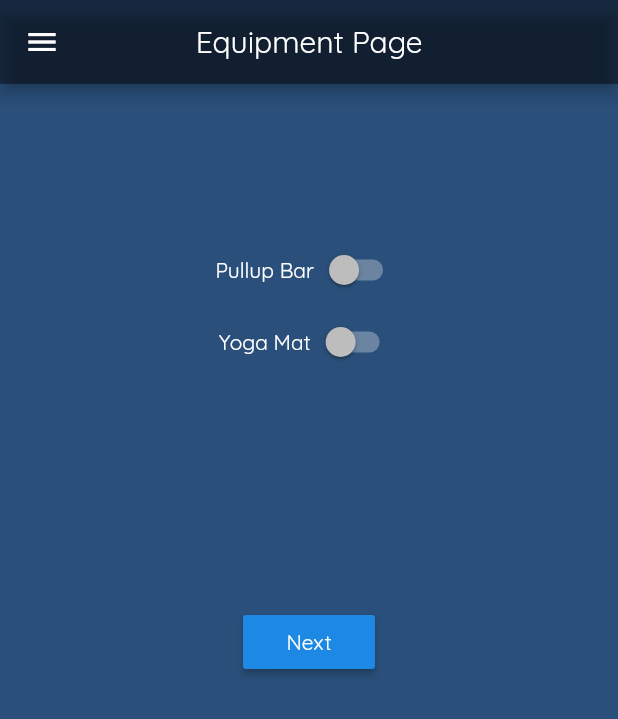
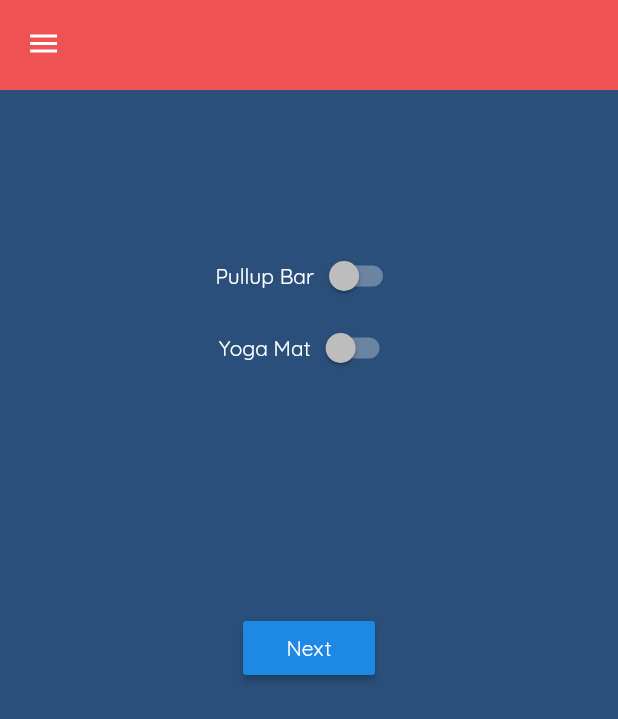
Before and after one commit to mr-scott-jordan/workout-app, a Flutter app: the EquipmentPage screen opened by its route, on a phone screen of 412 x 824 dp. Shown: the top 719 px of the screen. Run offline on Flutter 3.47's test engine with Material 2 defaults, Android fonts, the phone set to English and light mode, and no system bars; missing offline and left inert: countdown_flutter.

Commit message:
added custom drawer widget to equipment page
Added the cutom drawer animation logic to the equipment page widget.

```diff
--- a/lib/pages/equipment_page.dart
+++ b/lib/pages/equipment_page.dart
@@ -16,26 +16,87 @@ class EquipmentPage extends StatefulWidget {
   _EquipmentPageState createState() => _EquipmentPageState();
 }
 
-class _EquipmentPageState extends State<EquipmentPage> {
-  bool _pullupBar;
-  bool _yogaMat;
+class _EquipmentPageState extends State<EquipmentPage>
+    with SingleTickerProviderStateMixin {
+  AnimationController _animationController;
 
   @override
   void initState() {
     _pullupBar = false;
     _yogaMat = false;
     super.initState();
+
+    _animationController =
+        AnimationController(vsync: this, duration: Duration(milliseconds: 300));
+  }
+
+  _toggleAnimation() {
+    _animationController.isDismissed
+        ? _animationController.forward()
+        : _animationController.reverse();
   }
 
   @override
+  void dispose() {
+    _animationController.dispose();
+    super.dispose();
+  }
+
+  bool _pullupBar;
+  bool _yogaMat;
+
+  // @override
+  // void initState() {
+  //   _pullupBar = false;
+  //   _yogaMat = false;
+  //   super.initState();
+  // }
+
+  @override
   Widget build(BuildContext context) {
-    return Scaffold(
-      appBar: AppBar(
-        backgroundColor: Theme.of(context).accentColor,
-        centerTitle: true,
-        title: Text('Equipment Page'),
+    final rightSlide = MediaQuery.of(context).size.width * 0.6;
+    return AnimatedBuilder(
+      animation: _animationController,
+      builder: (context, child) {
+        double slide = rightSlide * _animationController.value;
+        double scale = 1 - (_animationController.value * 0.3);
+        return Stack(
+          children: [
+            //Works as the drawer (first widget)
+            Scaffold(
+              backgroundColor: const Color(0xff22a6b3),
+              body: PrimaryDrawer(),
             ),
-      drawer: PrimaryDrawer(),
+
+            //works as main screen (widget on the top)
+            Transform(
+              transform: Matrix4.identity()
+                ..translate(slide)
+                ..scale(scale),
+              alignment: Alignment.center,
+              child: Scaffold(
+                appBar: PreferredSize(
+                  preferredSize: Size.fromHeight(60),
+                  child: Container(
+                    color: const Color(0xffee5253),
+                    child: Padding(
+                      padding: const EdgeInsets.fromLTRB(5, 5, 5, 5),
+                      child: Column(
+                        crossAxisAlignment: CrossAxisAlignment.start,
+                        mainAxisAlignment: MainAxisAlignment.start,
+                        children: [
+                          IconButton(
+                            onPressed: () => _toggleAnimation(),
+                            icon: AnimatedIcon(
+                              icon: AnimatedIcons.menu_close,
+                              progress: _animationController,
+                            ),
+                          ),
+                        ],
+                      ),
+                    ),
+                  ),
+                ),
                 body: Column(
                   children: [
                     SizedBox(
@@ -51,7 +112,8 @@ class _EquipmentPageState extends State<EquipmentPage> {
                               setState(() {
                                 _pullupBar = value;
                                 _pullupBar
-                          ? widget.workout.equipment.add(Equipment.PullUpBar)
+                                    ? widget.workout.equipment
+                                        .add(Equipment.PullUpBar)
                                     : widget.workout.equipment
                                         .remove(Equipment.PullUpBar);
                                 // print(widget.workout.equipment[0].toString());
@@ -69,8 +131,10 @@ class _EquipmentPageState extends State<EquipmentPage> {
                               setState(() {
                                 _yogaMat = value;
                                 _yogaMat
-                          ? widget.workout.equipment.add(Equipment.YogaMat)
-                          : widget.workout.equipment.remove(Equipment.YogaMat);
+                                    ? widget.workout.equipment
+                                        .add(Equipment.YogaMat)
+                                    : widget.workout.equipment
+                                        .remove(Equipment.YogaMat);
                               });
                             }),
                       ],
@@ -91,6 +155,11 @@ class _EquipmentPageState extends State<EquipmentPage> {
                     ),
                   ],
                 ),
+              ),
+            )
+          ],
+        );
+      },
     );
   }
 }
```
Lines whose indentation alone changed are shown as unchanged.
